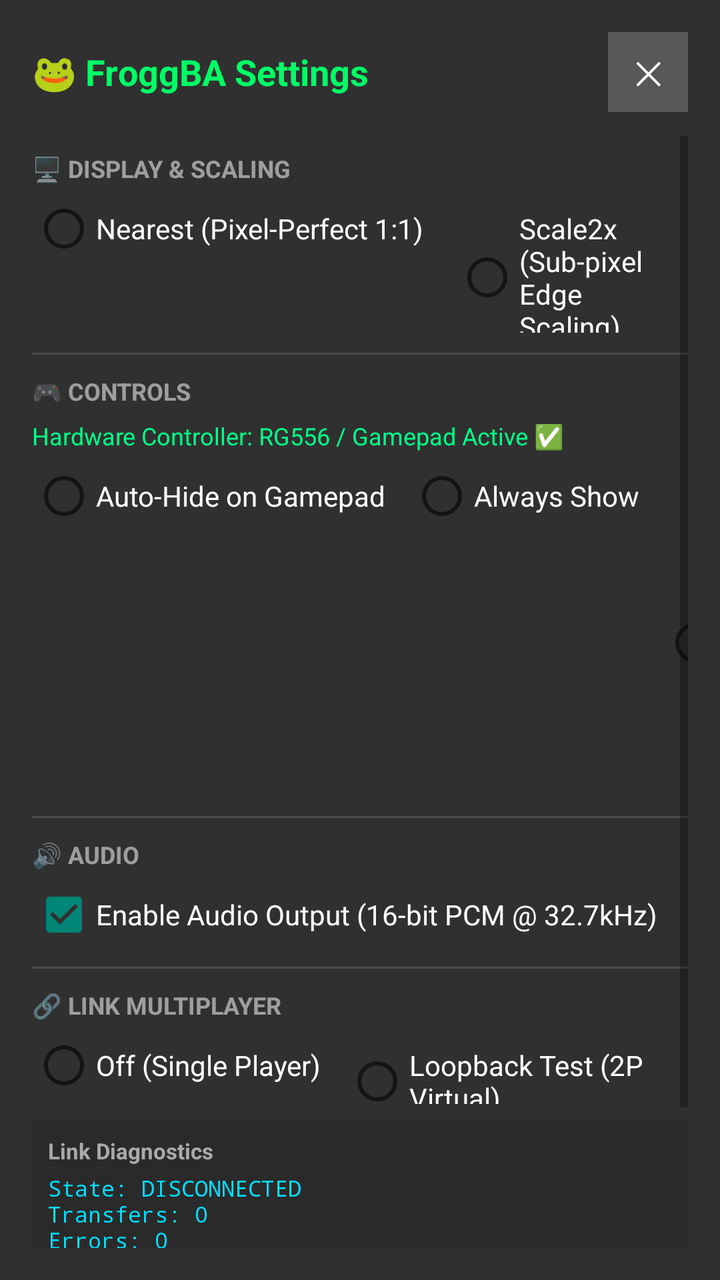
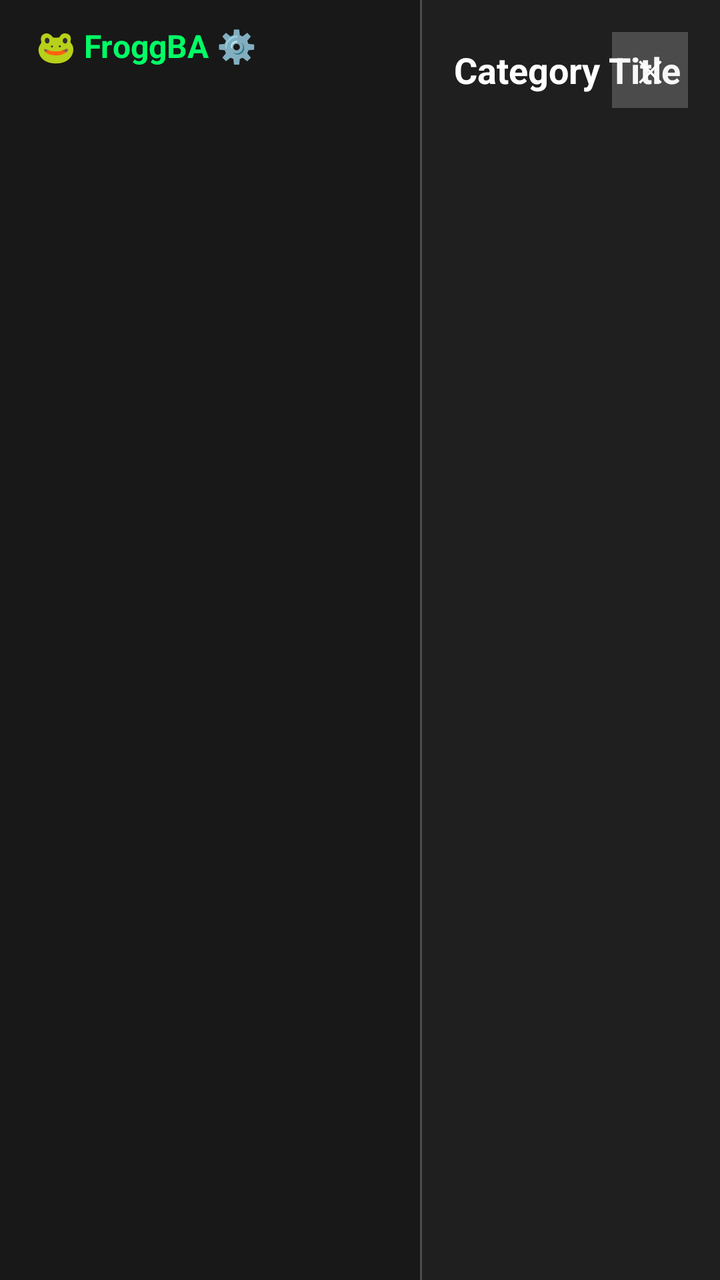

The first picture is an Android layout as it rendered before a commit; the second is the same layout after the commit. The layout source and the unified diff follow.
<!-- AndroidManifest.xml: application theme Theme.AppCompat.Light.NoActionBar -->
<!-- res/layout/dialog_settings.xml -->
<?xml version="1.0" encoding="utf-8"?>
<LinearLayout xmlns:android="http://schemas.android.com/apk/res/android"
    android:layout_width="match_parent"
    android:layout_height="match_parent"
    android:orientation="vertical"
    android:background="#DD121212"
    android:padding="16dp">

    
    <RelativeLayout
        android:layout_width="match_parent"
        android:layout_height="wrap_content"
        android:layout_marginBottom="12dp">

        <TextView
            android:layout_width="wrap_content"
            android:layout_height="wrap_content"
            android:text="🐸 FroggBA Settings"
            android:textColor="#00FF66"
            android:textSize="18sp"
            android:textStyle="bold"
            android:layout_alignParentLeft="true"
            android:layout_centerVertical="true" />

        <Button
            android:id="@+id/btn_close_settings"
            android:layout_width="40dp"
            android:layout_height="40dp"
            android:text="✕"
            android:textColor="#FFFFFF"
            android:background="#33FFFFFF"
            android:textSize="16sp"
            android:layout_alignParentRight="true"
            android:layout_centerVertical="true" />
    </RelativeLayout>

    <ScrollView
        android:layout_width="match_parent"
        android:layout_height="0dp"
        android:layout_weight="1">

        <LinearLayout
            android:layout_width="match_parent"
            android:layout_height="wrap_content"
            android:orientation="vertical">

            
            <TextView
                android:layout_width="match_parent"
                android:layout_height="wrap_content"
                android:text="🖥️ DISPLAY &amp; SCALING"
                android:textColor="#88FFFFFF"
                android:textSize="12sp"
                android:textStyle="bold"
                android:layout_marginTop="8dp"
                android:layout_marginBottom="6dp" />

            <RadioGroup
                android:id="@+id/rg_upscaler"
                android:layout_width="match_parent"
                android:layout_height="wrap_content"
                android:orientation="horizontal">

                <RadioButton
                    android:id="@+id/rb_upscaler_nearest"
                    android:layout_width="wrap_content"
                    android:layout_height="wrap_content"
                    android:text="Nearest (Pixel-Perfect 1:1)"
                    android:textColor="#FFFFFF"
                    android:layout_marginRight="16dp" />

                <RadioButton
                    android:id="@+id/rb_upscaler_scale2x"
                    android:layout_width="wrap_content"
                    android:layout_height="wrap_content"
                    android:text="Scale2x (Sub-pixel Edge Scaling)"
                    android:textColor="#FFFFFF" />
            </RadioGroup>

            
            <View android:layout_width="match_parent" android:layout_height="1dp" android:background="#22FFFFFF" android:layout_marginVertical="10dp" />

            <TextView
                android:layout_width="match_parent"
                android:layout_height="wrap_content"
                android:text="🎮 CONTROLS"
                android:textColor="#88FFFFFF"
                android:textSize="12sp"
                android:textStyle="bold"
                android:layout_marginBottom="6dp" />

            <TextView
                android:id="@+id/txt_gamepad_status"
                android:layout_width="match_parent"
                android:layout_height="wrap_content"
                android:text="Hardware Controller: RG556 / Gamepad Active ✅"
                android:textColor="#00FF88"
                android:textSize="12sp"
                android:layout_marginBottom="6dp" />

            <RadioGroup
                android:id="@+id/rg_touch_mode"
                android:layout_width="match_parent"
                android:layout_height="wrap_content"
                android:orientation="horizontal">

                <RadioButton
                    android:id="@+id/rb_touch_auto"
                    android:layout_width="wrap_content"
                    android:layout_height="wrap_content"
                    android:text="Auto-Hide on Gamepad"
                    android:textColor="#FFFFFF"
                    android:layout_marginRight="12dp" />

                <RadioButton
                    android:id="@+id/rb_touch_always"
                    android:layout_width="wrap_content"
                    android:layout_height="wrap_content"
                    android:text="Always Show"
                    android:textColor="#FFFFFF"
                    android:layout_marginRight="12dp" />

                <RadioButton
                    android:id="@+id/rb_touch_never"
                    android:layout_width="wrap_content"
                    android:layout_height="wrap_content"
                    android:text="Never Show"
                    android:textColor="#FFFFFF" />
            </RadioGroup>

            
            <View android:layout_width="match_parent" android:layout_height="1dp" android:background="#22FFFFFF" android:layout_marginVertical="10dp" />

            <TextView
                android:layout_width="match_parent"
                android:layout_height="wrap_content"
                android:text="🔊 AUDIO"
                android:textColor="#88FFFFFF"
                android:textSize="12sp"
                android:textStyle="bold"
                android:layout_marginBottom="6dp" />

            <CheckBox
                android:id="@+id/chk_audio_enabled"
                android:layout_width="wrap_content"
                android:layout_height="wrap_content"
                android:text="Enable Audio Output (16-bit PCM @ 32.7kHz)"
                android:textColor="#FFFFFF"
                android:checked="true" />

            
            <View android:layout_width="match_parent" android:layout_height="1dp" android:background="#22FFFFFF" android:layout_marginVertical="10dp" />

            <TextView
                android:layout_width="match_parent"
                android:layout_height="wrap_content"
                android:text="🔗 LINK MULTIPLAYER"
                android:textColor="#88FFFFFF"
                android:textSize="12sp"
                android:textStyle="bold"
                android:layout_marginBottom="6dp" />

            <RadioGroup
                android:id="@+id/rg_link_mode"
                android:layout_width="match_parent"
                android:layout_height="wrap_content"
                android:orientation="horizontal">

                <RadioButton
                    android:id="@+id/rb_link_off"
                    android:layout_width="wrap_content"
                    android:layout_height="wrap_content"
                    android:text="Off (Single Player)"
                    android:textColor="#FFFFFF"
                    android:layout_marginRight="12dp" />

                <RadioButton
                    android:id="@+id/rb_link_loopback"
                    android:layout_width="wrap_content"
                    android:layout_height="wrap_content"
                    android:text="Loopback Test (2P Virtual)"
                    android:textColor="#FFFFFF" />
            </RadioGroup>

            
            <LinearLayout
                android:layout_width="match_parent"
                android:layout_height="wrap_content"
                android:orientation="vertical"
                android:background="#22000000"
                android:padding="8dp"
                android:layout_marginTop="8dp">

                <TextView
                    android:layout_width="wrap_content"
                    android:layout_height="wrap_content"
                    android:text="Link Diagnostics"
                    android:textColor="#AAAAAA"
                    android:textSize="11sp"
                    android:textStyle="bold" />

                <TextView
                    android:id="@+id/txt_link_diagnostics"
                    android:layout_width="match_parent"
                    android:layout_height="wrap_content"
                    android:text="State: DISCONNECTED\nTransfers: 0\nErrors: 0"
                    android:textColor="#00DDFF"
                    android:fontFamily="monospace"
                    android:textSize="11sp"
                    android:layout_marginTop="4dp" />
            </LinearLayout>

            
            <View android:layout_width="match_parent" android:layout_height="1dp" android:background="#22FFFFFF" android:layout_marginVertical="10dp" />

            <TextView
                android:layout_width="match_parent"
                android:layout_height="wrap_content"
                android:text="ℹ️ ABOUT FROGGBA"
                android:textColor="#88FFFFFF"
                android:textSize="12sp"
                android:textStyle="bold"
                android:layout_marginBottom="4dp" />

            <TextView
                android:layout_width="match_parent"
                android:layout_height="wrap_content"
                android:text="FroggBA v1.0 • Built on mGBA Core v0.11-dev\nEngineered for Anbernic RG556 • LemonSquad"
                android:textColor="#888888"
                android:textSize="11sp" />

        </LinearLayout>
    </ScrollView>

</LinearLayout>
<!-- resources referenced by this layout -->
<resources>

</resources>

<!-- the commit's change to res/layout/dialog_settings.xml (unified diff, before → after) -->
@@ -2,234 +2,92 @@
 <LinearLayout xmlns:android="http://schemas.android.com/apk/res/android"
     android:layout_width="match_parent"
     android:layout_height="match_parent"
-    android:orientation="vertical"
-    android:background="#DD121212"
-    android:padding="16dp">
+    android:orientation="horizontal"
+    android:background="#EE101010">
 
     
-    <RelativeLayout
-        android:layout_width="match_parent"
-        android:layout_height="wrap_content"
-        android:layout_marginBottom="12dp">
+    <LinearLayout
+        android:layout_width="210dp"
+        android:layout_height="match_parent"
+        android:orientation="vertical"
+        android:background="#FF181818"
+        android:padding="12dp">
 
         <TextView
-            android:layout_width="wrap_content"
-            android:layout_height="wrap_content"
-            android:text="🐸 FroggBA Settings"
-            android:textColor="#00FF66"
-            android:textSize="18sp"
-            android:textStyle="bold"
-            android:layout_alignParentLeft="true"
-            android:layout_centerVertical="true" />
-
-        <Button
-            android:id="@+id/btn_close_settings"
-            android:layout_width="40dp"
-            android:layout_height="40dp"
-            android:text="✕"
-            android:textColor="#FFFFFF"
-            android:background="#33FFFFFF"
-            android:textSize="16sp"
-            android:layout_alignParentRight="true"
-            android:layout_centerVertical="true" />
-    </RelativeLayout>
-
-    <ScrollView
-        android:layout_width="match_parent"
-        android:layout_height="0dp"
-        android:layout_weight="1">
-
-        <LinearLayout
             android:layout_width="match_parent"
             android:layout_height="wrap_content"
-            android:orientation="vertical">
+            android:text="🐸 FroggBA ⚙️"
+            android:textColor="#00FF66"
+            android:textSize="16sp"
+            android:textStyle="bold"
+            android:layout_marginBottom="12dp"
+            android:layout_marginLeft="6dp" />
 
-            
-            <TextView
+        <ScrollView
+            android:layout_width="match_parent"
+            android:layout_height="match_parent">
+
+            <LinearLayout
+                android:id="@+id/sidebar_category_container"
                 android:layout_width="match_parent"
                 android:layout_height="wrap_content"
-                android:text="🖥️ DISPLAY &amp; SCALING"
-                android:textColor="#88FFFFFF"
-                android:textSize="12sp"
-                android:textStyle="bold"
-                android:layout_marginTop="8dp"
-                android:layout_marginBottom="6dp" />
+                android:orientation="vertical" />
+        </ScrollView>
+    </LinearLayout>
 
-            <RadioGroup
-                android:id="@+id/rg_upscaler"
-                android:layout_width="match_parent"
-                android:layout_height="wrap_content"
-                android:orientation="horizontal">
+    
+    <View
+        android:layout_width="1dp"
+        android:layout_height="match_parent"
+        android:background="#33FFFFFF" />
 
-                <RadioButton
-                    android:id="@+id/rb_upscaler_nearest"
-                    android:layout_width="wrap_content"
-                    android:layout_height="wrap_content"
-                    android:text="Nearest (Pixel-Perfect 1:1)"
-                    android:textColor="#FFFFFF"
-                    android:layout_marginRight="16dp" />
+    
+    <LinearLayout
+        android:layout_width="0dp"
+        android:layout_height="match_parent"
+        android:layout_weight="1"
+        android:orientation="vertical"
+        android:padding="16dp">
 
-                <RadioButton
-                    android:id="@+id/rb_upscaler_scale2x"
-                    android:layout_width="wrap_content"
-                    android:layout_height="wrap_content"
-                    android:text="Scale2x (Sub-pixel Edge Scaling)"
-                    android:textColor="#FFFFFF" />
-            </RadioGroup>
-
-            
-            <View android:layout_width="match_parent" android:layout_height="1dp" android:background="#22FFFFFF" android:layout_marginVertical="10dp" />
+        
+        <RelativeLayout
+            android:layout_width="match_parent"
+            android:layout_height="wrap_content"
+            android:layout_marginBottom="12dp">
 
             <TextView
-                android:layout_width="match_parent"
-                android:layout_height="wrap_content"
-                android:text="🎮 CONTROLS"
-                android:textColor="#88FFFFFF"
-                android:textSize="12sp"
-                android:textStyle="bold"
-                android:layout_marginBottom="6dp" />
-
-            <TextView
-                android:id="@+id/txt_gamepad_status"
-                android:layout_width="match_parent"
-                android:layout_height="wrap_content"
-                android:text="Hardware Controller: RG556 / Gamepad Active ✅"
-                android:textColor="#00FF88"
-                android:textSize="12sp"
-                android:layout_marginBottom="6dp" />
-
-            <RadioGroup
-                android:id="@+id/rg_touch_mode"
-                android:layout_width="match_parent"
-                android:layout_height="wrap_content"
-                android:orientation="horizontal">
-
-                <RadioButton
-                    android:id="@+id/rb_touch_auto"
-                    android:layout_width="wrap_content"
-                    android:layout_height="wrap_content"
-                    android:text="Auto-Hide on Gamepad"
-                    android:textColor="#FFFFFF"
-                    android:layout_marginRight="12dp" />
-
-                <RadioButton
-                    android:id="@+id/rb_touch_always"
-                    android:layout_width="wrap_content"
-                    android:layout_height="wrap_content"
-                    android:text="Always Show"
-                    android:textColor="#FFFFFF"
-                    android:layout_marginRight="12dp" />
-
-                <RadioButton
-                    android:id="@+id/rb_touch_never"
-                    android:layout_width="wrap_content"
-                    android:layout_height="wrap_content"
-                    android:text="Never Show"
-                    android:textColor="#FFFFFF" />
-            </RadioGroup>
-
-            
-            <View android:layout_width="match_parent" android:layout_height="1dp" android:background="#22FFFFFF" android:layout_marginVertical="10dp" />
-
-            <TextView
-                android:layout_width="match_parent"
-                android:layout_height="wrap_content"
-                android:text="🔊 AUDIO"
-                android:textColor="#88FFFFFF"
-                android:textSize="12sp"
-                android:textStyle="bold"
-                android:layout_marginBottom="6dp" />
-
-            <CheckBox
-                android:id="@+id/chk_audio_enabled"
+                android:id="@+id/txt_active_category_title"
                 android:layout_width="wrap_content"
                 android:layout_height="wrap_content"
-                android:text="Enable Audio Output (16-bit PCM @ 32.7kHz)"
+                android:text="Category Title"
                 android:textColor="#FFFFFF"
-                android:checked="true" />
+                android:textSize="18sp"
+                android:textStyle="bold"
+                android:layout_alignParentLeft="true"
+                android:layout_centerVertical="true" />
 
-            
-            <View android:layout_width="match_parent" android:layout_height="1dp" android:background="#22FFFFFF" android:layout_marginVertical="10dp" />
+            <Button
+                android:id="@+id/btn_close_settings"
+                android:layout_width="38dp"
+                android:layout_height="38dp"
+                android:text="✕"
+                android:textColor="#FFFFFF"
+                android:background="#33FFFFFF"
+                android:textSize="15sp"
+                android:layout_alignParentRight="true"
+                android:layout_centerVertical="true" />
+        </RelativeLayout>
 
-            <TextView
+        <ScrollView
+            android:layout_width="match_parent"
+            android:layout_height="0dp"
+            android:layout_weight="1">
+
+            <FrameLayout
+                android:id="@+id/panel_content_container"
                 android:layout_width="match_parent"
-                android:layout_height="wrap_content"
-                android:text="🔗 LINK MULTIPLAYER"
-                android:textColor="#88FFFFFF"
-                android:textSize="12sp"
-                android:textStyle="bold"
-                android:layout_marginBottom="6dp" />
-
-            <RadioGroup
-                android:id="@+id/rg_link_mode"
-                android:layout_width="match_parent"
-                android:layout_height="wrap_content"
-                android:orientation="horizontal">
-
-                <RadioButton
-                    android:id="@+id/rb_link_off"
-                    android:layout_width="wrap_content"
-                    android:layout_height="wrap_content"
-                    android:text="Off (Single Player)"
-                    android:textColor="#FFFFFF"
-                    android:layout_marginRight="12dp" />
-
-                <RadioButton
-                    android:id="@+id/rb_link_loopback"
-                    android:layout_width="wrap_content"
-                    android:layout_height="wrap_content"
-                    android:text="Loopback Test (2P Virtual)"
-                    android:textColor="#FFFFFF" />
-            </RadioGroup>
-
-            
-            <LinearLayout
-                android:layout_width="match_parent"
-                android:layout_height="wrap_content"
-                android:orientation="vertical"
-                android:background="#22000000"
-                android:padding="8dp"
-                android:layout_marginTop="8dp">
-
-                <TextView
-                    android:layout_width="wrap_content"
-                    android:layout_height="wrap_content"
-                    android:text="Link Diagnostics"
-                    android:textColor="#AAAAAA"
-                    android:textSize="11sp"
-                    android:textStyle="bold" />
-
-                <TextView
-                    android:id="@+id/txt_link_diagnostics"
-                    android:layout_width="match_parent"
-                    android:layout_height="wrap_content"
-                    android:text="State: DISCONNECTED\nTransfers: 0\nErrors: 0"
-                    android:textColor="#00DDFF"
-                    android:fontFamily="monospace"
-                    android:textSize="11sp"
-                    android:layout_marginTop="4dp" />
-            </LinearLayout>
-
-            
-            <View android:layout_width="match_parent" android:layout_height="1dp" android:background="#22FFFFFF" android:layout_marginVertical="10dp" />
-
-            <TextView
-                android:layout_width="match_parent"
-                android:layout_height="wrap_content"
-                android:text="ℹ️ ABOUT FROGGBA"
-                android:textColor="#88FFFFFF"
-                android:textSize="12sp"
-                android:textStyle="bold"
-                android:layout_marginBottom="4dp" />
-
-            <TextView
-                android:layout_width="match_parent"
-                android:layout_height="wrap_content"
-                android:text="FroggBA v1.0 • Built on mGBA Core v0.11-dev\nEngineered for Anbernic RG556 • LemonSquad"
-                android:textColor="#888888"
-                android:textSize="11sp" />
-
-        </LinearLayout>
-    </ScrollView>
+                android:layout_height="wrap_content" />
+        </ScrollView>
+    </LinearLayout>
 
 </LinearLayout>
